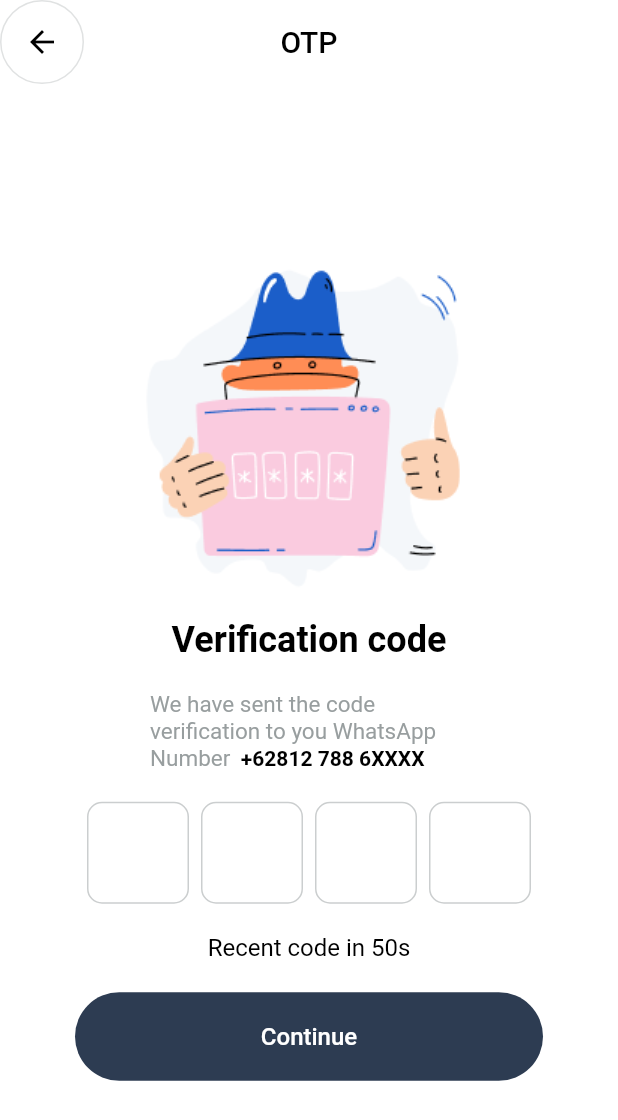
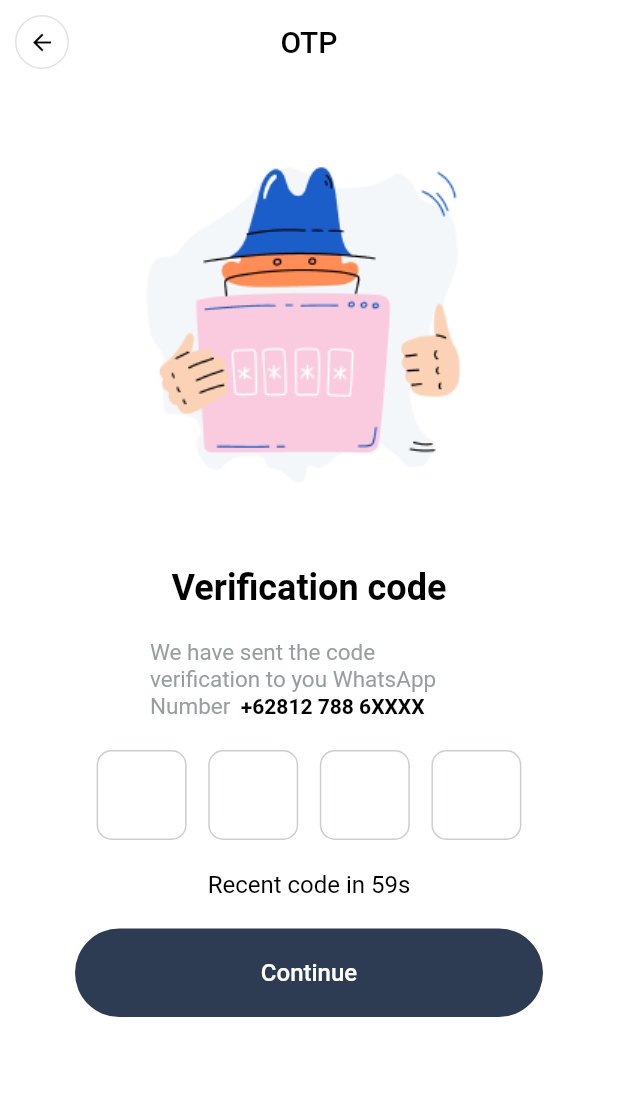
Before and after one commit to salmanlodhi0332/zalada, a Flutter app: the OTP_Screen screen opened directly, on a phone screen of 412 x 824 dp. Shown: the top 1120 px of the screen. Run offline on Flutter 3.47's test engine with Material 2 defaults, Android fonts, the phone set to English and light mode, and no system bars; our stand-ins replace flutter_screenutil, get, hexcolor, page_transition, velocity_x.

Commit message:
6:01 kamlesh update 20/07/23

```diff
--- /dev/null
+++ b/zalada_app/lib/custom/back_button.dart
@@ -0,0 +1,25 @@
+import 'package:flutter/material.dart';
+
+class back_button extends StatelessWidget {
+  final Function() ontap;
+  const back_button({super.key, required this.ontap});
+
+  @override
+  Widget build(BuildContext context) {
+    return InkWell(
+      onTap: ontap,
+      child: Container(
+        margin: const EdgeInsets.all(10),
+        decoration: BoxDecoration(
+            shape: BoxShape.circle,
+            border: Border.all(
+                color: Theme.of(context).disabledColor.withOpacity(0.3))),
+        child: Icon(
+          Icons.arrow_back,
+          size: 18,
+          color: Theme.of(context).hintColor,
+        ),
+      ),
+    );
+  }
+}
--- a/zalada_app/lib/main.dart
+++ b/zalada_app/lib/main.dart
@@ -4,6 +4,7 @@ import 'package:get/get.dart';
 import 'package:zalada_app/utiles/multi_language.dart';
 import 'package:zalada_app/utiles/themeData.dart';
 import 'package:zalada_app/views/otp_screen.dart';
+import 'package:zalada_app/views/splash_screen.dart';
 
 void main() {
   runApp(const MyApp());
@@ -25,7 +26,7 @@ class MyApp extends StatelessWidget {
             themeMode: ThemeMode.light,
             theme: AppTheme.lightTheme,
             debugShowCheckedModeBanner: false,
-            home: OTP_Screen(),
+            home: splash_screen(),
           );
         });
   }
--- a/zalada_app/lib/utiles/multi_language.dart
+++ b/zalada_app/lib/utiles/multi_language.dart
@@ -23,8 +23,8 @@ class Multi_Language extends Translations {
           "continue": "Continue",
           "recent_code": "Recent code in ",
           "resend_code": "Resend OTP",
-          "": "",
-          "": "",
+          "congratulation": "Congratulations!",
+          "congratulation_bar_description": "Your account is ready to use. You will be redirected to the Homepage in a few seconds.",
           "": "",
           "": "",
           "": "",
--- a/zalada_app/lib/utiles/themeData.dart
+++ b/zalada_app/lib/utiles/themeData.dart
@@ -41,10 +41,7 @@ class AppTheme {
     dividerColor: HexColor('#2D3C52'), //icon border color
     highlightColor: HexColor('#F3F6FB'), //image background color
     hoverColor: HexColor('#2D3C52'), //--botton color
-      focusColor: HexColor('#1B5EC9'),
-
-
-
+    focusColor: HexColor('#1B5EC9'), //-- this blue color
   );
 
   // static ThemeData darkTheme = ThemeData(
--- a/zalada_app/lib/views/onboarding/onboard_one.dart
+++ b/zalada_app/lib/views/onboarding/onboard_one.dart
@@ -11,6 +11,7 @@ class Onboard_One extends StatelessWidget {
   @override
   Widget build(BuildContext context) {
     return Scaffold(
+      backgroundColor: Theme.of(context).secondaryHeaderColor,
       appBar: AppBar(
         backgroundColor: Colors.transparent,
         elevation: 0,
@@ -48,7 +49,8 @@ class Onboard_One extends StatelessWidget {
           ).pOnly(bottom: 10),
           InkWell(
               onTap: () {
-                Page_Navigation().Screen(context, Onboard_Two());
+                Page_Navigation()
+                    .Page_ReplaceNavigation(context, Onboard_Two());
               },
               child: Container(
                 child: Image.asset('assets/images/Progress_1.png'),
--- a/zalada_app/lib/views/onboarding/onboard_three.dart
+++ b/zalada_app/lib/views/onboarding/onboard_three.dart
@@ -12,6 +12,7 @@ class Onboard_Three extends StatelessWidget {
   @override
   Widget build(BuildContext context) {
     return Scaffold(
+      backgroundColor: Theme.of(context).secondaryHeaderColor,
       appBar: AppBar(
         backgroundColor: Colors.transparent,
         elevation: 0,
@@ -49,7 +50,7 @@ class Onboard_Three extends StatelessWidget {
           ).pOnly(bottom: 10),
           InkWell(
             onTap: () {
-              Page_Navigation().Screen(context, OTP_Screen());
+              Page_Navigation().Page_ReplaceNavigation(context, OTP_Screen());
             },
             child: Container(
               child: Image.asset('assets/images/Progress_3.png'),
--- a/zalada_app/lib/views/onboarding/onboard_two.dart
+++ b/zalada_app/lib/views/onboarding/onboard_two.dart
@@ -12,6 +12,7 @@ class Onboard_Two extends StatelessWidget {
   @override
   Widget build(BuildContext context) {
     return Scaffold(
+      backgroundColor: Theme.of(context).secondaryHeaderColor,
       appBar: AppBar(
         backgroundColor: Colors.transparent,
         elevation: 0,
@@ -49,7 +50,8 @@ class Onboard_Two extends StatelessWidget {
           ).pOnly(bottom: 10),
           InkWell(
             onTap: () {
-              Page_Navigation().Screen(context, Onboard_Three());
+              Page_Navigation()
+                  .Page_ReplaceNavigation(context, Onboard_Three());
             },
             child: Container(
               child: Image.asset('assets/images/Progress_2.png'),
--- a/zalada_app/lib/views/otp_screen.dart
+++ b/zalada_app/lib/views/otp_screen.dart
@@ -7,6 +7,8 @@ import 'package:get/get_utils/src/extensions/internacionalization.dart';
 import 'package:velocity_x/velocity_x.dart';
 import 'package:zalada_app/utiles/getxcontroller.dart';
 
+import '../auth/otp_bottom_bar.dart';
+import '../custom/back_button.dart';
 import '../custom/button_widget.dart';
 
 class OTP_Screen extends StatefulWidget {
@@ -48,20 +50,15 @@ class _OTP_ScreenState extends State<OTP_Screen> {
           'otp'.tr,
           style: TextStyle(color: Theme.of(context).hintColor),
         ),
-        leading: Container(
-          child: Icon(
-            Icons.arrow_back,
-            color: Theme.of(context).hintColor,
-          ),
-          decoration: BoxDecoration(
-              shape: BoxShape.circle,
-              border: Border.all(
-                  color: Theme.of(context).disabledColor.withOpacity(0.3))),
+        leading: back_button(
+          ontap: () {
+            Get.back();
+          },
         ),
       ),
-      body: Column(
-        mainAxisAlignment: MainAxisAlignment.center,
-        crossAxisAlignment: CrossAxisAlignment.center,
+      body: ListView(
+        // mainAxisAlignment: MainAxisAlignment.center,
+        // crossAxisAlignment: CrossAxisAlignment.center,
         children: [
           Container(
             child: Image.asset('assets/images/OTP.png'),
@@ -89,7 +86,8 @@ class _OTP_ScreenState extends State<OTP_Screen> {
                   fontWeight: FontWeight.w700),
             )
           ])).px(50).py(20),
-          Row(
+          SingleChildScrollView(
+            child: Row(
               mainAxisAlignment: MainAxisAlignment.spaceEvenly,
               children: [
                 otp_box(context, controller1),
@@ -98,15 +96,13 @@ class _OTP_ScreenState extends State<OTP_Screen> {
                 otp_box(context, controller4)
               ],
             ),
+          ),
           Obx(() => Row(
                 mainAxisAlignment: MainAxisAlignment.center,
                 children: [
                   controller.countdown == 0
                       ? TextButton(
-                          onPressed: () {
-                            controller.startTimer();
-                          },
-                          child: Text('resend_code'.tr))
+                          onPressed: () {}, child: Text('resend_code'.tr))
                       : Text(
                           'recent_code'.tr,
                           style: TextStyle(
@@ -123,21 +119,30 @@ class _OTP_ScreenState extends State<OTP_Screen> {
           Button_Widget(
             width: width,
             title: 'continue'.tr,
+            tap: () {
+              Get.bottomSheet(
+                OTP_Bottom_Bar(),
+                isScrollControlled: true,
+              );
+            },
           )
         ],
       ).px(50),
     );
   }
 
-  Container otp_box(BuildContext context, TextEditingController controller) {
+  Container otp_box(
+    BuildContext context,
+    TextEditingController controller,
+  ) {
     return Container(
       decoration: BoxDecoration(
           border: Border.all(
             color: Theme.of(context).disabledColor.withOpacity(0.5),
           ),
           borderRadius: BorderRadius.circular(10)),
-      height: 68,
-      width: 68,
+      height: 60,
+      width: 60,
       child: Center(
         child: TextFormField(
           controller: controller,
--- a/zalada_app/lib/views/splash_screen.dart
+++ b/zalada_app/lib/views/splash_screen.dart
@@ -25,12 +25,13 @@ class _splash_screenState extends State<splash_screen> {
 
   String? token;
   isloggedcheck() async {
-    Page_Navigation().Screen(context, Onboard_One());
+    Page_Navigation().Page_ReplaceNavigation(context, Onboard_One());
   }
 
   @override
   Widget build(BuildContext context) {
     return Scaffold(
+      backgroundColor: Theme.of(context).secondaryHeaderColor,
       body: Center(
         child: Column(
           mainAxisAlignment: MainAxisAlignment.center,
```
Also changed, not shown: zalada_app/lib/auth/otp_bottom_bar.dart (added, +87 -0 lines), zalada_app/lib/utiles/page_navigation.dart (+22 -23 lines), zalada_app/assets/images/success.png (added). Lines whose indentation alone changed are shown as unchanged.
